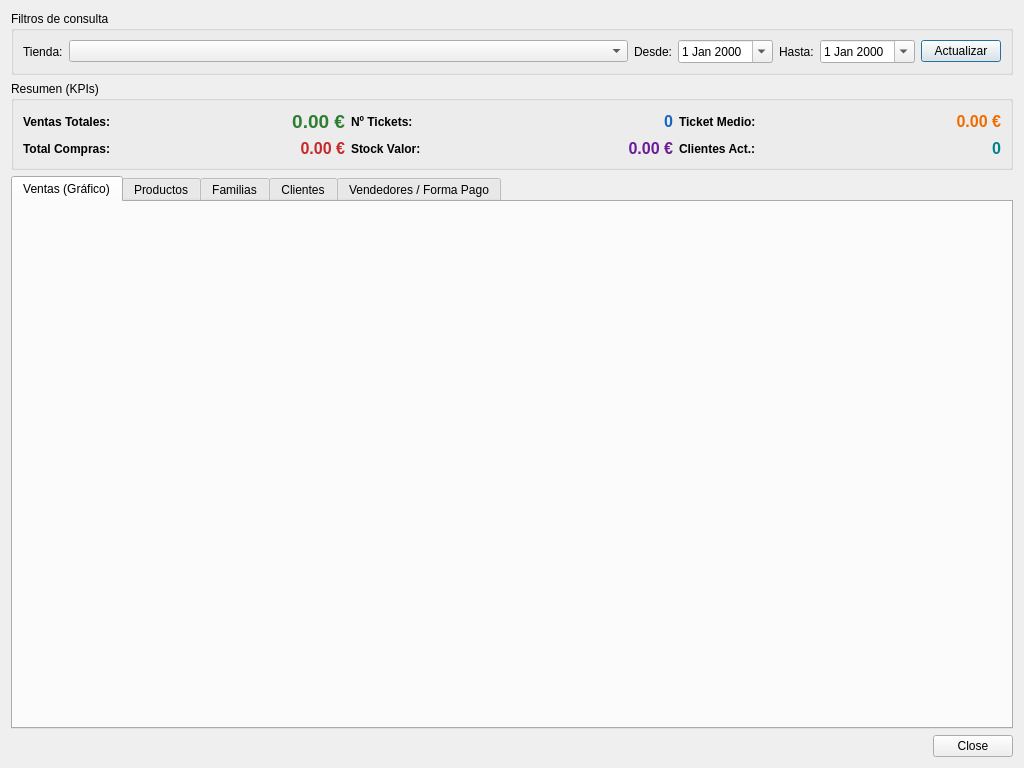
Qt form estadisticas.ui (Ladis72/tienda) before a commit.
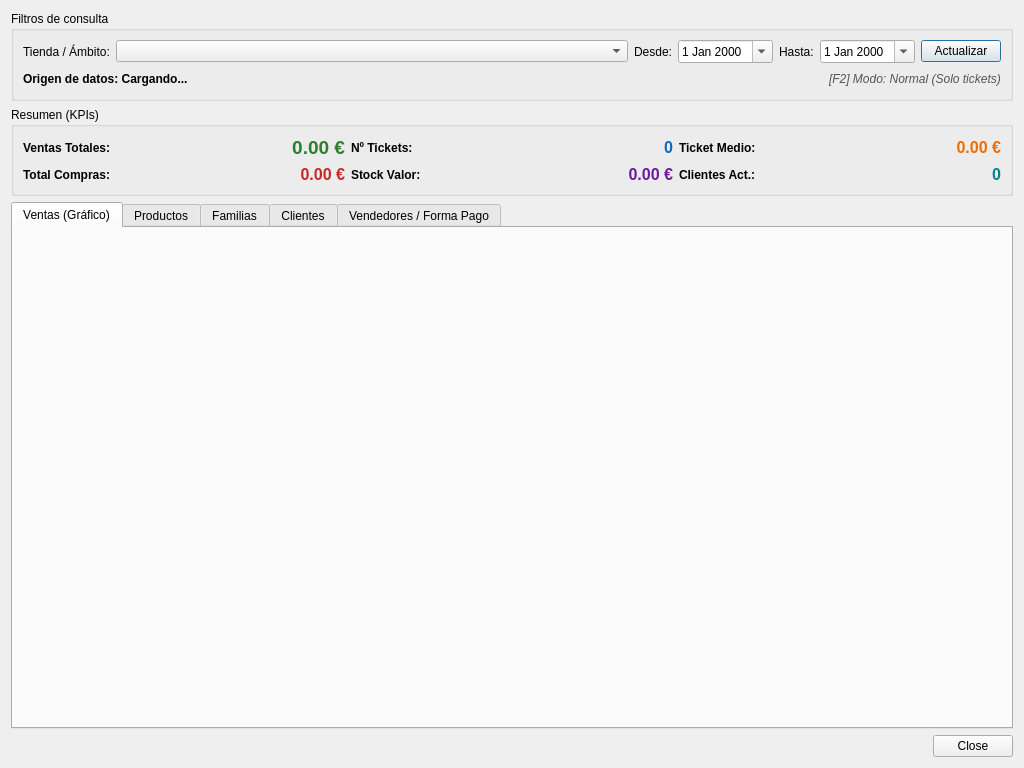
The same form after that commit. Icons and pictures are not drawn.

```diff
--- a/estadisticas.ui
+++ b/estadisticas.ui
@@ -19,11 +19,13 @@
      <property name="title">
       <string>Filtros de consulta</string>
      </property>
+     <layout class="QVBoxLayout" name="verticalLayoutFiltros">
+      <item>
      <layout class="QHBoxLayout" name="horizontalLayout">
       <item>
        <widget class="QLabel" name="labelTienda">
         <property name="text">
-         <string>Tienda:</string>
+           <string>Tienda / Ámbito:</string>
         </property>
        </widget>
       </item>
@@ -76,6 +78,47 @@
        </widget>
       </item>
      </layout>
+      </item>
+      <item>
+       <layout class="QHBoxLayout" name="horizontalLayoutInfo">
+        <item>
+         <widget class="QLabel" name="lblInfoOrigen">
+          <property name="text">
+           <string>Origen de datos: Cargando...</string>
+          </property>
+          <property name="font">
+           <font>
+            <bold>true</bold>
+           </font>
+          </property>
+         </widget>
+        </item>
+        <item>
+         <spacer name="horizontalSpacerFiltros">
+          <property name="orientation">
+           <enum>Qt::Horizontal</enum>
+          </property>
+          <property name="sizeHint" stdset="0">
+           <size>
+            <width>40</width>
+            <height>20</height>
+           </size>
+          </property>
+         </spacer>
+        </item>
+        <item>
+         <widget class="QLabel" name="lblInfoConsolidado">
+          <property name="text">
+           <string>[F2] Modo: Normal (Solo tickets)</string>
+          </property>
+          <property name="styleSheet">
+           <string>color: #555555; font-style: italic;</string>
+          </property>
+         </widget>
+        </item>
+       </layout>
+      </item>
+     </layout>
     </widget>
    </item>
    <item>
```
Left out of the diff: 1 changed line with no effect on the pictures. Lines whose indentation alone changed are shown as unchanged.
